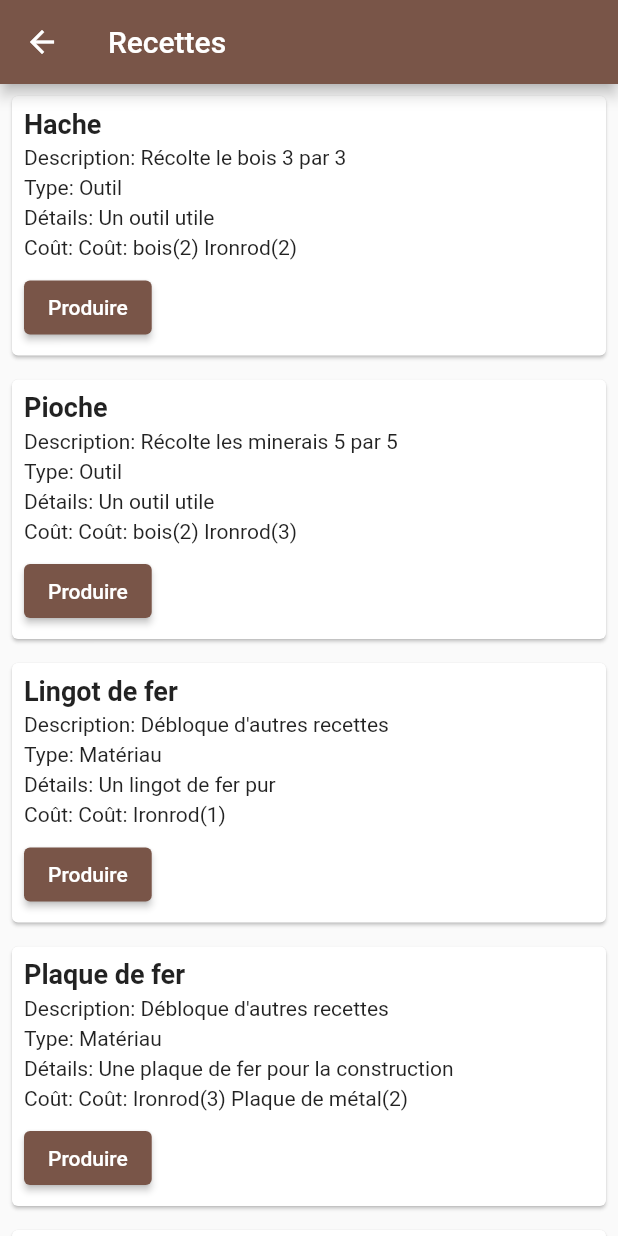
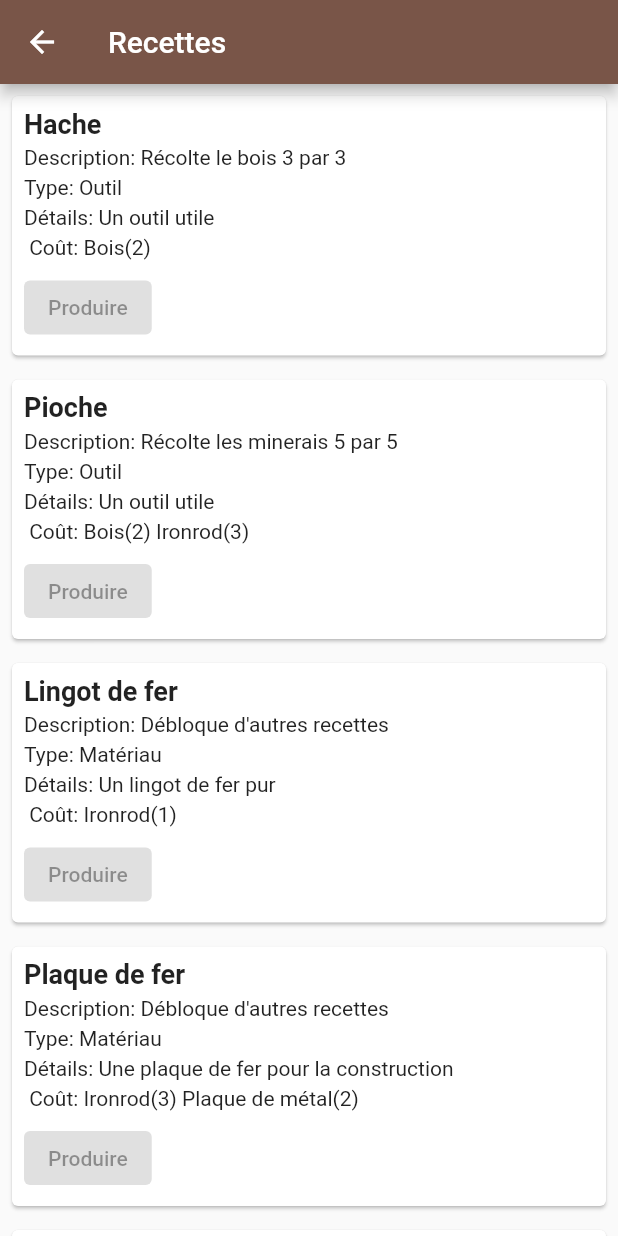
Before and after one commit to ManonR35/flutter-project, a Flutter app: the screen it shows after launch, after a tap on the "article" icon, on a phone screen of 412 x 824 dp. Run offline on Flutter 3.47's test engine with Material 2 defaults, Android fonts, the phone set to English and light mode, and no system bars.

Commit message:
feat: ajout page inventaire,  documentation, et dynamisation des pages entre elles

```diff
--- a/lib/inventory.dart
+++ b/lib/inventory.dart
@@ -0,0 +1,42 @@
+import 'package:flutter/material.dart';
+import 'package:provider/provider.dart';
+
+class Inventory with ChangeNotifier {
+  List<InventoryItem> items = [];
+
+  void addItem(InventoryItem item) {
+    items.add(item);
+    notifyListeners();
+  }
+}
+
+class InventoryItem {
+  String name;
+  int quantity;
+
+  InventoryItem({required this.name, required this.quantity});
+}
+
+class InventoryScreen extends StatelessWidget {
+  @override
+  Widget build(BuildContext context) {
+    return Consumer<Inventory>(
+      builder: (context, inventory, child) {
+        return Scaffold(
+          appBar: AppBar(
+            title: Text('Inventaire'),
+          ),
+          body: ListView.builder(
+            itemCount: inventory.items.length,
+            itemBuilder: (BuildContext context, int index) {
+              return ListTile(
+                title: Text(inventory.items[index].name),
+                subtitle: Text('Quantité: ${inventory.items[index].quantity}'),
+              );
+            },
+          ),
+        );
+      },
+    );
+  }
+}
--- a/lib/main.dart
+++ b/lib/main.dart
@@ -1,8 +1,22 @@
 import 'package:flutter/material.dart';
+import 'package:provider/provider.dart';
 import 'recipes.dart';
+import 'inventory.dart';
 
 void main() {
-  runApp(MyApp());
+  runApp(
+    MultiProvider(
+      providers: [
+        ChangeNotifierProvider<ResourceCounter>(
+          create: (context) => ResourceCounter(),
+        ),
+        ChangeNotifierProvider<Inventory>(
+          create: (context) => Inventory(),
+        ),
+      ],
+      child: MyApp(),
+    ),
+  );
 }
 
 class Resource {
@@ -11,6 +25,22 @@ class Resource {
   final String description;
 
   Resource(this.name, this.color, this.description);
+}
+
+class ResourceCounter with ChangeNotifier {
+  Map<String, int> resourceCounters = {
+    'Bois': 0,
+    'Minerai de fer': 0,
+    'Minerai de cuivre': 0,
+    'Charbon': 0,
+  };
+
+  void incrementCounter(String resourceName) {
+    if (resourceCounters.containsKey(resourceName)) {
+      resourceCounters[resourceName] = resourceCounters[resourceName]! + 1;
+      notifyListeners();
+    }
+  }
 }
 
 class MyApp extends StatelessWidget {
@@ -34,6 +64,7 @@ class MyApp extends StatelessWidget {
       routes: {
         '/': (context) => HomeScreen(resources: resources),
         '/recettes': (context) => RecettesScreen(),
+        '/inventaire': (context) => InventoryScreen(),
       },
     );
   }
@@ -49,14 +80,6 @@ class HomeScreen extends StatefulWidget {
 }
 
 class _HomeScreenState extends State<HomeScreen> {
-  int counter = 1;
-
-  void incrementCounter() {
-    setState(() {
-      counter++;
-    });
-  }
-
   @override
   Widget build(BuildContext context) {
     return Scaffold(
@@ -68,6 +91,12 @@ class _HomeScreenState extends State<HomeScreen> {
               Navigator.pushNamed(context, '/recettes');
             },
             icon: Icon(Icons.article_outlined),
+          ),
+          IconButton(
+            onPressed: () {
+              Navigator.pushNamed(context, '/inventaire');
+            },
+            icon: Icon(Icons.inventory_2_outlined),
           ),
         ],
       ),
@@ -94,7 +123,13 @@ class ResourceWidget extends StatefulWidget {
 }
 
 class _ResourceWidgetState extends State<ResourceWidget> {
-  int counter = 0;
+  late ResourceCounter resourceCounter;
+
+  @override
+  void didChangeDependencies() {
+    super.didChangeDependencies();
+    resourceCounter = Provider.of<ResourceCounter>(context);
+  }
 
   @override
   Widget build(BuildContext context) {
@@ -121,15 +156,13 @@ class _ResourceWidgetState extends State<ResourceWidget> {
             ),
             SizedBox(height: 8),
             Text(
-              'Quantité récoltée : $counter',
+              'Quantité récoltée : ${resourceCounter.resourceCounters[widget.resource.name]}',
               style: TextStyle(color: Colors.white),
             ),
             SizedBox(height: 8),
             ElevatedButton(
               onPressed: () {
-                setState(() {
-                  counter++;
-                });
+                resourceCounter.incrementCounter(widget.resource.name);
               },
               child: Text('Miner'),
             ),
--- a/lib/recipes.dart
+++ b/lib/recipes.dart
@@ -1,4 +1,8 @@
 import 'package:flutter/material.dart';
+import 'package:provider/provider.dart';
+
+import 'main.dart';
+import 'inventory.dart';
 
 class Recipe {
   final String name;
@@ -12,9 +16,9 @@ class Recipe {
 
 class RecettesScreen extends StatelessWidget {
   final List<Recipe> recipes = [
-    Recipe('Hache', {'bois': 2, 'Ironrod': 2}, 'Récolte le bois 3 par 3',
-        'Outil', 'Un outil utile'),
-    Recipe('Pioche', {'bois': 2, 'Ironrod': 3}, 'Récolte les minerais 5 par 5',
+    Recipe('Hache', {'Bois': 2}, 'Récolte le bois 3 par 3', 'Outil',
+        'Un outil utile'),
+    Recipe('Pioche', {'Bois': 2, 'Ironrod': 3}, 'Récolte les minerais 5 par 5',
         'Outil', 'Un outil utile'),
     Recipe('Lingot de fer', {'Ironrod': 1}, 'Débloque d\'autres recettes',
         'Matériau', 'Un lingot de fer pur'),
@@ -54,6 +58,8 @@ class RecettesScreen extends StatelessWidget {
 
   @override
   Widget build(BuildContext context) {
+    return Consumer<ResourceCounter>(
+      builder: (context, resourceCounter, child) {
         return Scaffold(
           appBar: AppBar(
             title: Text('Recettes'),
@@ -61,20 +67,28 @@ class RecettesScreen extends StatelessWidget {
           body: ListView.builder(
             itemCount: recipes.length,
             itemBuilder: (BuildContext context, int index) {
-          return RecipeWidget(recipe: recipes[index]);
+              return RecipeWidget(
+                  recipe: recipes[index], resourceCounter: resourceCounter);
             },
           ),
+        );
+      },
     );
   }
 }
 
 class RecipeWidget extends StatelessWidget {
   final Recipe recipe;
+  final ResourceCounter resourceCounter;
 
-  const RecipeWidget({Key? key, required this.recipe}) : super(key: key);
+  const RecipeWidget(
+      {Key? key, required this.recipe, required this.resourceCounter})
+      : super(key: key);
 
   @override
   Widget build(BuildContext context) {
+    bool enoughResources = _checkIfEnoughResources(recipe, resourceCounter);
+
     return Card(
       margin: EdgeInsets.all(8),
       child: Padding(
@@ -93,11 +107,22 @@ class RecipeWidget extends StatelessWidget {
             SizedBox(height: 4),
             Text('Détails: ${recipe.details}'),
             SizedBox(height: 4),
-            Text('Coût: ${formatCost(recipe.cost)}'),
+            Text(' ${formatCost(recipe.cost)}'),
             SizedBox(height: 8),
-            ElevatedButton(
-              onPressed: () {},
+            enoughResources
+                ? ElevatedButton(
+                    onPressed: () {
+                      _produceRecipe(context);
+                    },
                     child: Text('Produire'),
+                  )
+                : ElevatedButton(
+                    onPressed: null,
+                    child: Text('Produire'),
+                    style: ElevatedButton.styleFrom(
+                      backgroundColor: Colors.grey,
+                      foregroundColor: Colors.black,
+                    ),
                   ),
           ],
         ),
@@ -112,4 +137,26 @@ class RecipeWidget extends StatelessWidget {
     });
     return formattedCost;
   }
+
+//compare les besoins en ressources de la recette avec les ressources existantes
+  bool _checkIfEnoughResources(Recipe recipe, ResourceCounter resourceCounter) {
+    for (var entry in recipe.cost.entries) {
+      final resourceName = entry.key;
+
+      if (resourceCounter.resourceCounters.containsKey(resourceName)) {
+        if (resourceCounter.resourceCounters[resourceName]! < entry.value) {
+          return false;
         }
+      } else {
+        return false;
+      }
+    }
+    return true;
+  }
+
+  // ajouter la création de la recette dans la page inventaire
+  void _produceRecipe(BuildContext context) {
+    Inventory inventory = Provider.of<Inventory>(context, listen: false);
+    inventory.addItem(InventoryItem(name: recipe.name, quantity: 1));
+  }
+}
--- a/pubspec.yaml
+++ b/pubspec.yaml
@@ -9,6 +9,7 @@ environment:
 dependencies:
   flutter:
     sdk: flutter
+  provider: ^6.1.1
 
 dev_dependencies:
   flutter_test:
```
Also changed, not shown: pubspec.lock, 1 other file. Lines whose indentation alone changed are shown as unchanged.
